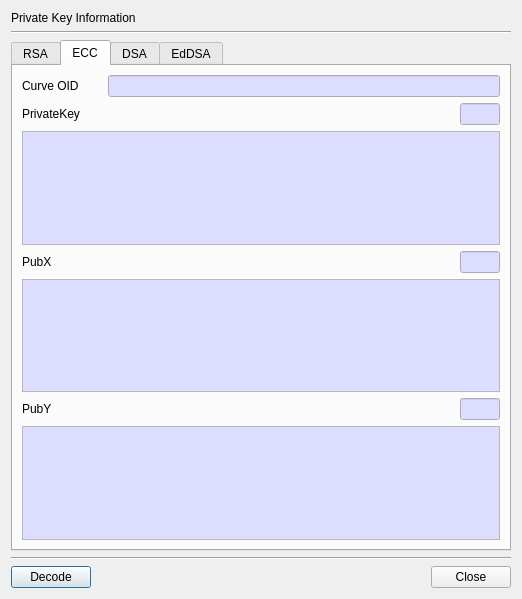
This is BerEditor/pri_key_info_dlg.ui in jykim74/BerEditor as Qt 5 draws it before an edit. The edited form follows.
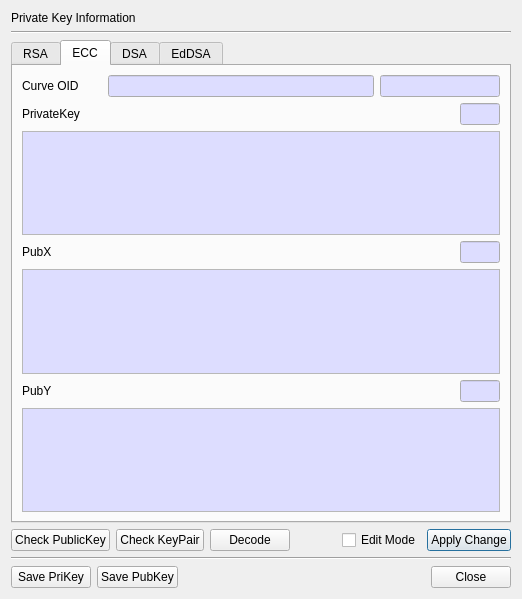
This is the edited form. The open tabs and pages were chosen to show the change.

```diff
--- a/BerEditor/pri_key_info_dlg.ui
+++ b/BerEditor/pri_key_info_dlg.ui
@@ -37,7 +37,7 @@
       </size>
      </property>
      <property name="currentIndex">
-      <number>3</number>
+      <number>1</number>
      </property>
      <widget class="QWidget" name="tabRSA">
       <attribute name="title">
@@ -947,50 +947,6 @@
       <layout class="QVBoxLayout" name="verticalLayout_3">
        <item>
         <layout class="QGridLayout" name="gridLayout_4">
-         <item row="0" column="1">
-          <widget class="QLineEdit" name="mECC_CurveOIDText">
-           <property name="palette">
-            <palette>
-             <active>
-              <colorrole role="Base">
-               <brush brushstyle="SolidPattern">
-                <color alpha="255">
-                 <red>221</red>
-                 <green>221</green>
-                 <blue>255</blue>
-                </color>
-               </brush>
-              </colorrole>
-             </active>
-             <inactive>
-              <colorrole role="Base">
-               <brush brushstyle="SolidPattern">
-                <color alpha="255">
-                 <red>221</red>
-                 <green>221</green>
-                 <blue>255</blue>
-                </color>
-               </brush>
-              </colorrole>
-             </inactive>
-             <disabled>
-              <colorrole role="Base">
-               <brush brushstyle="SolidPattern">
-                <color alpha="255">
-                 <red>240</red>
-                 <green>240</green>
-                 <blue>240</blue>
-                </color>
-               </brush>
-              </colorrole>
-             </disabled>
-            </palette>
-           </property>
-           <property name="readOnly">
-            <bool>true</bool>
-           </property>
-          </widget>
-         </item>
          <item row="0" column="0">
           <widget class="QLabel" name="label_10">
            <property name="minimumSize">
@@ -1010,6 +966,90 @@
            </property>
           </widget>
          </item>
+         <item row="0" column="1">
+          <widget class="QLineEdit" name="mECC_CurveOIDText">
+           <property name="palette">
+            <palette>
+             <active>
+              <colorrole role="Base">
+               <brush brushstyle="SolidPattern">
+                <color alpha="255">
+                 <red>221</red>
+                 <green>221</green>
+                 <blue>255</blue>
+                </color>
+               </brush>
+              </colorrole>
+             </active>
+             <inactive>
+              <colorrole role="Base">
+               <brush brushstyle="SolidPattern">
+                <color alpha="255">
+                 <red>221</red>
+                 <green>221</green>
+                 <blue>255</blue>
+                </color>
+               </brush>
+              </colorrole>
+             </inactive>
+             <disabled>
+              <colorrole role="Base">
+               <brush brushstyle="SolidPattern">
+                <color alpha="255">
+                 <red>240</red>
+                 <green>240</green>
+                 <blue>240</blue>
+                </color>
+               </brush>
+              </colorrole>
+             </disabled>
+            </palette>
+           </property>
+           <property name="readOnly">
+            <bool>true</bool>
+           </property>
+          </widget>
+         </item>
+         <item row="0" column="2">
+          <widget class="QLineEdit" name="mECC_CurveSNText">
+           <property name="maximumSize">
+            <size>
+             <width>120</width>
+             <height>16777215</height>
+            </size>
+           </property>
+           <property name="palette">
+            <palette>
+             <active>
+              <colorrole role="Base">
+               <brush brushstyle="SolidPattern">
+                <color alpha="255">
+                 <red>221</red>
+                 <green>221</green>
+                 <blue>255</blue>
+                </color>
+               </brush>
+              </colorrole>
+             </active>
+             <inactive>
+              <colorrole role="Base">
+               <brush brushstyle="SolidPattern">
+                <color alpha="255">
+                 <red>221</red>
+                 <green>221</green>
+                 <blue>255</blue>
+                </color>
+               </brush>
+              </colorrole>
+             </inactive>
+             <disabled/>
+            </palette>
+           </property>
+           <property name="readOnly">
+            <bool>true</bool>
+           </property>
+          </widget>
+         </item>
         </layout>
        </item>
        <item>
@@ -2334,6 +2374,61 @@
      </widget>
     </widget>
    </item>
+   <item>
+    <layout class="QGridLayout" name="gridLayout_10">
+     <property name="topMargin">
+      <number>0</number>
+     </property>
+     <item row="0" column="6">
+      <widget class="QPushButton" name="mApplyChangeBtn">
+       <property name="text">
+        <string>Apply Change</string>
+       </property>
+      </widget>
+     </item>
+     <item row="0" column="1">
+      <widget class="QPushButton" name="mCheckKeyPairBtn">
+       <property name="text">
+        <string>Check KeyPair</string>
+       </property>
+      </widget>
+     </item>
+     <item row="0" column="3">
+      <spacer name="horizontalSpacer_6">
+       <property name="orientation">
+        <enum>Qt::Horizontal</enum>
+       </property>
+       <property name="sizeHint" stdset="0">
+        <size>
+         <width>40</width>
+         <height>20</height>
+        </size>
+       </property>
+      </spacer>
+     </item>
+     <item row="0" column="0">
+      <widget class="QPushButton" name="mCheckPubKeyBtn">
+       <property name="text">
+        <string>Check PublicKey</string>
+       </property>
+      </widget>
+     </item>
+     <item row="0" column="4">
+      <widget class="QCheckBox" name="mEditModeCheck">
+       <property name="text">
+        <string>Edit Mode</string>
+       </property>
+      </widget>
+     </item>
+     <item row="0" column="2">
+      <widget class="QPushButton" name="mDecodeBtn">
+       <property name="text">
+        <string>Decode</string>
+       </property>
+      </widget>
+     </item>
+    </layout>
+   </item>
    <item>
     <widget class="Line" name="line_2">
      <property name="orientation">
@@ -2346,7 +2441,7 @@
      <property name="topMargin">
       <number>0</number>
      </property>
-     <item row="0" column="1">
+     <item row="0" column="3">
       <spacer name="horizontalSpacer">
        <property name="orientation">
         <enum>Qt::Horizontal</enum>
@@ -2359,20 +2454,27 @@
        </property>
       </spacer>
      </item>
-     <item row="0" column="0">
-      <widget class="QPushButton" name="mDecodeBtn">
-       <property name="text">
-        <string>Decode</string>
-       </property>
-      </widget>
-     </item>
-     <item row="0" column="4">
+     <item row="0" column="6">
       <widget class="QPushButton" name="mCloseBtn">
        <property name="text">
         <string>Close</string>
        </property>
       </widget>
      </item>
+     <item row="0" column="1">
+      <widget class="QPushButton" name="mSavePriKeyBtn">
+       <property name="text">
+        <string>Save PriKey</string>
+       </property>
+      </widget>
+     </item>
+     <item row="0" column="2">
+      <widget class="QPushButton" name="mSavePubKeyBtn">
+       <property name="text">
+        <string>Save PubKey</string>
+       </property>
+      </widget>
+     </item>
     </layout>
    </item>
   </layout>
```
Left out of the diff: 1 changed line with no effect on the pictures.
